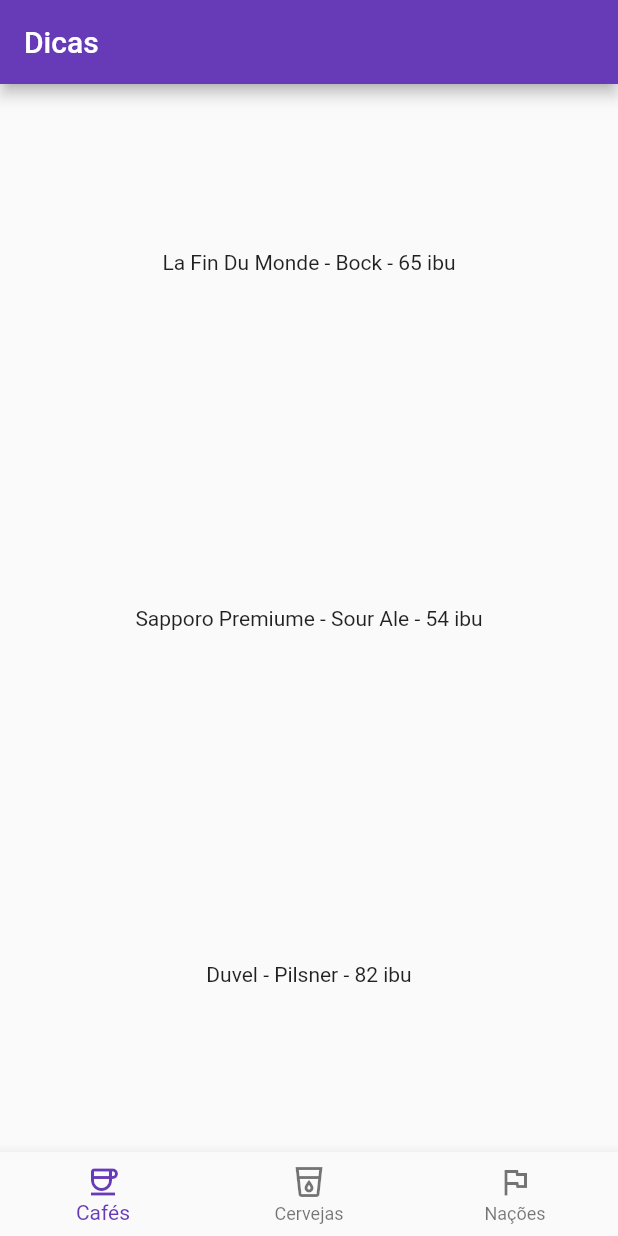
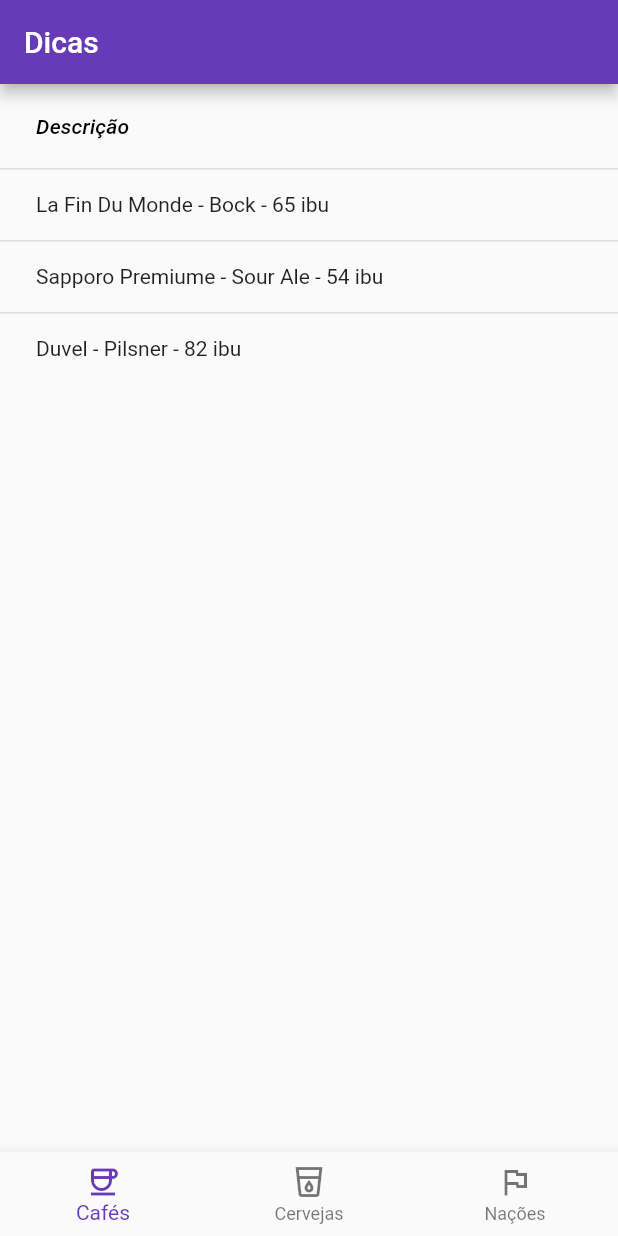
Before and after one commit to SusuGostoso/Susu-POO-I, a Flutter app: the screen it shows after launch, on a phone screen of 412 x 824 dp. Run offline on Flutter 3.47's test engine with Material 2 defaults, Android fonts, the phone set to English and light mode, and no system bars.

Commit message:
Tarefa 5 - Passo 3: DataTable, DataRow e DataColumn

```diff
--- a/lib/main.dart
+++ b/lib/main.dart
@@ -54,19 +54,18 @@ class DataBodyWidget extends StatelessWidget {
 
   DataBodyWidget({this.objects = const []});
 
-  Expanded processarUmElemento(String obj) {
-    return Expanded(
-      child: Center(child: Text(obj)),
-    );
-  }
-
   @override
   Widget build(BuildContext context) {
-    return Column(
-        children: objects
-            .map((obj) => Expanded(
-                  child: Center(child: Text(obj)),
-                ))
+    return DataTable(
+        columns: [
+          DataColumn(
+              label: Expanded(
+            child: Text("Descrição",
+                style: TextStyle(fontStyle: FontStyle.italic)),
+          ))
+        ],
+        rows: objects
+            .map((obj) => DataRow(cells: [DataCell(Text(obj))]))
             .toList());
   }
 }
```
